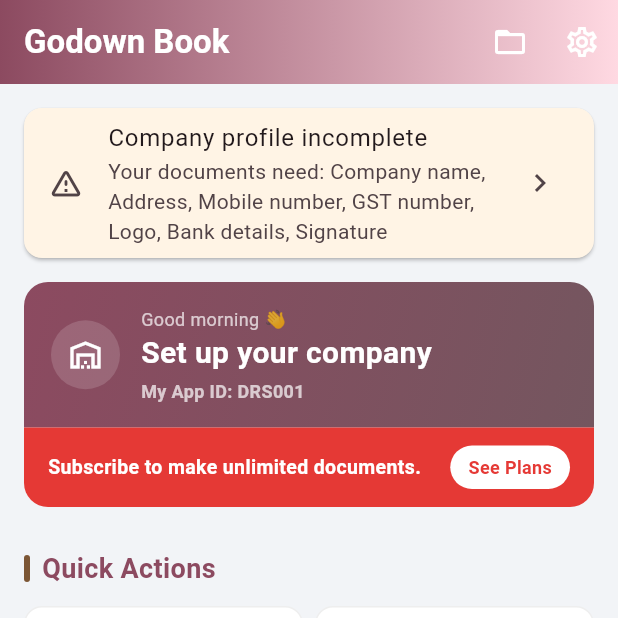
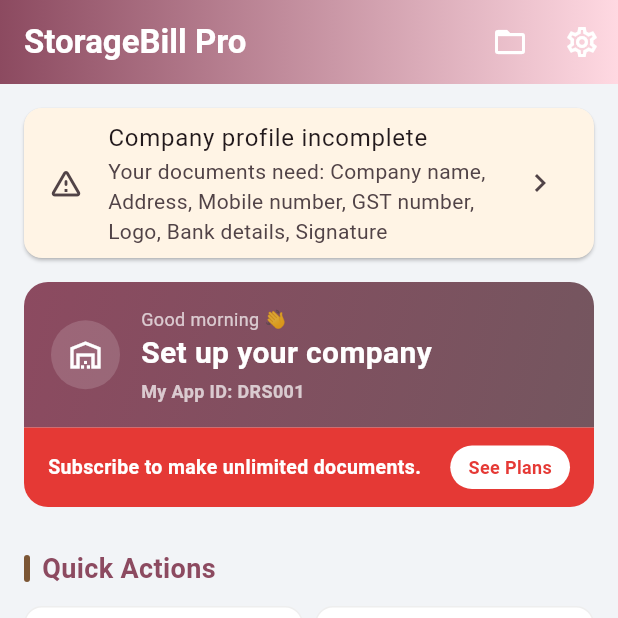
Before and after one commit to DRSGURGAON/storage, a Flutter app: the DashboardScreen screen opened by its route, on a phone screen of 412 x 824 dp, the top half of it. Run offline on Flutter 3.47's test engine with Material 3 defaults, Android fonts, the phone set to English and light mode, and no system bars; our stand-ins replace cloud_firestore, firebase_auth, firebase_core, flutter_riverpod, go_router, image_picker and 5 more; accounts and stored records are empty.

Commit message:
Name the app StorageBill Pro
The launcher label, the splash, the app bar, the web manifest, the
support and subscription messages, the package description and the
docs all say StorageBill Pro now. The tagline follows the app as it
actually is today - receipts, rent bills and bilty.

The Android applicationId stays com.drs.godownbook. Nobody ever sees
it, Firebase and the Play listing are keyed to it, and it can only be
changed before the first upload to Play, so changing it would buy
nothing and cost a Firebase re-registration. The README now records
that, along with the Play title and short description worked out to
fit their character limits.

The logo mark carries no text, so it needed no change.

Co-Authored-By: Claude Opus 5 <noreply@anthropic.com>
Claude-Session: https://claude.ai/code/session_018yz6ycz2ScGJ5PTqwcZNKh

```diff
--- a/mobile/godown_book/lib/app/splash/branded_splash_screen.dart
+++ b/mobile/godown_book/lib/app/splash/branded_splash_screen.dart
@@ -150,7 +150,7 @@ class _BrandedSplashScreenState extends State<BrandedSplashScreen>
               child: SlideTransition(
                 position: _nameSlide,
                 child: const Text(
-                  'Godown Book',
+                  'StorageBill Pro',
                   style: TextStyle(
                     fontSize: 26,
                     fontWeight: FontWeight.bold,
@@ -164,7 +164,7 @@ class _BrandedSplashScreenState extends State<BrandedSplashScreen>
             FadeTransition(
               opacity: _taglineOpacity,
               child: const Text(
-                'Storage Receipts, Gate Passes & Rent Bills for Godowns',
+                'Storage Receipts, Rent Bills & Bilty for Godowns',
                 textAlign: TextAlign.center,
                 style: TextStyle(
                   fontSize: 13,
--- a/mobile/godown_book/lib/core/database/database_constants.dart
+++ b/mobile/godown_book/lib/core/database/database_constants.dart
@@ -38,7 +38,7 @@ class DatabaseConstants {
 
   static const String databaseName = 'godown_book.db';
 
-  // v1: the first schema of Godown Book - company profile, customers,
+  // v1: the first schema of StorageBill Pro - company profile, customers,
   // storage locations, charge heads, quotations with their service
   // lines, storage records with their goods items, goods releases with
   // their items, storage bills with charge lines, payments (receipts),
--- a/mobile/godown_book/lib/features/dashboard/dashboard_screen.dart
+++ b/mobile/godown_book/lib/features/dashboard/dashboard_screen.dart
@@ -147,7 +147,7 @@ class _DashboardScreenState extends ConsumerState<DashboardScreen> {
         elevation: 2,
         centerTitle: false,
         title: const Text(
-          'Godown Book',
+          'StorageBill Pro',
           style: TextStyle(color: Colors.white, fontWeight: FontWeight.bold),
         ),
         actions: [
@@ -274,7 +274,7 @@ class _DashboardScreenState extends ConsumerState<DashboardScreen> {
                                     ContactLauncher.openWhatsAppWithChoice(
                                       context,
                                       number,
-                                      message: 'Hello Godown Book,\n\n'
+                                      message: 'Hello StorageBill Pro,\n\n'
                                           'I need some help getting started.\n\n'
                                           'My App ID: ${company.companyCode}',
                                     );
--- a/mobile/godown_book/lib/features/subscription/screens/subscription_screen.dart
+++ b/mobile/godown_book/lib/features/subscription/screens/subscription_screen.dart
@@ -480,7 +480,7 @@ class _SubscriptionScreenState extends State<SubscriptionScreen> {
                     context,
                     settings!.whatsappNumber,
                     message:
-                        'Hi, I have made a payment for my Godown Book subscription'
+                        'Hi, I have made a payment for my StorageBill Pro subscription'
                         '${(_company?.companyName ?? '').trim().isEmpty ? '' : ' for ${_company!.companyName.trim()}'}'
                         '. Sharing the screenshot.',
                   ),
--- a/mobile/godown_book/lib/main.dart
+++ b/mobile/godown_book/lib/main.dart
@@ -323,7 +323,7 @@ class GodownBookApp extends ConsumerWidget {
 
     return MaterialApp.router(
       debugShowCheckedModeBanner: false,
-      title: 'Godown Book',
+      title: 'StorageBill Pro',
       theme: AppTheme.light(documentTheme),
       darkTheme: AppTheme.dark(documentTheme),
       themeMode: themeMode,
--- a/mobile/godown_book/pubspec.yaml
+++ b/mobile/godown_book/pubspec.yaml
@@ -1,5 +1,5 @@
 name: godown_book
-description: "Godown Book - storage receipts, gate passes and rent bills for warehouse owners."
+description: "StorageBill Pro - storage receipts, rent bills and bilty for godown owners and packers & movers."
 # The following line prevents the package from being accidentally published to
 # pub.dev using `flutter pub publish`. This is preferred for private packages.
 publish_to: 'none' # Remove this line if you wish to publish to pub.dev
```
Also changed, not shown: 8 other files.
